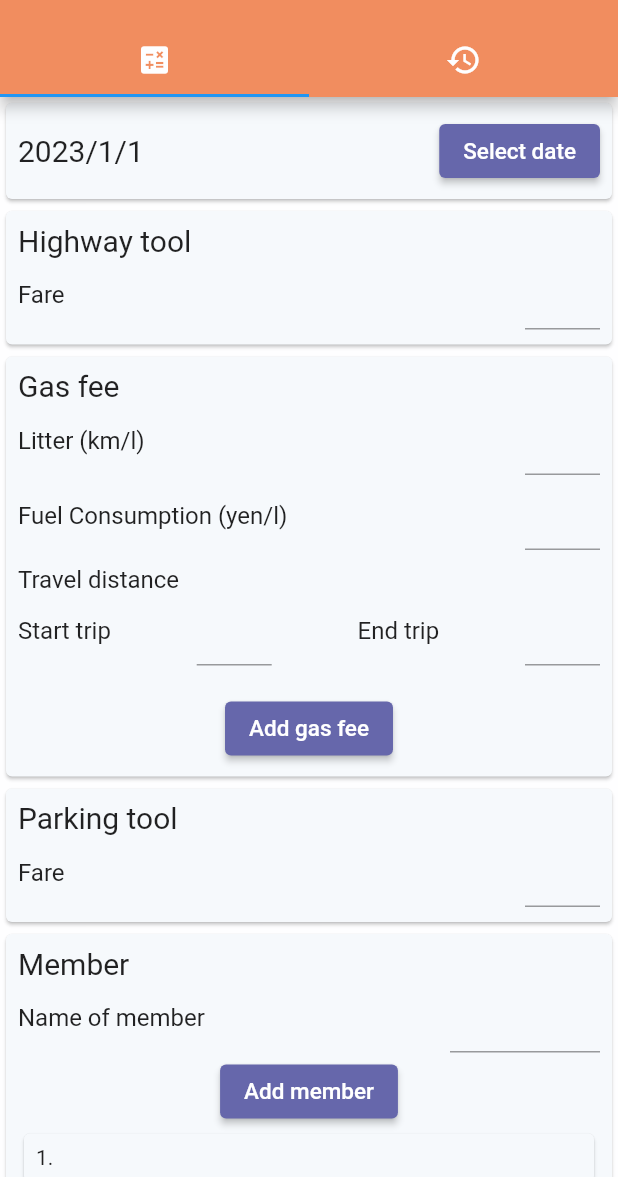
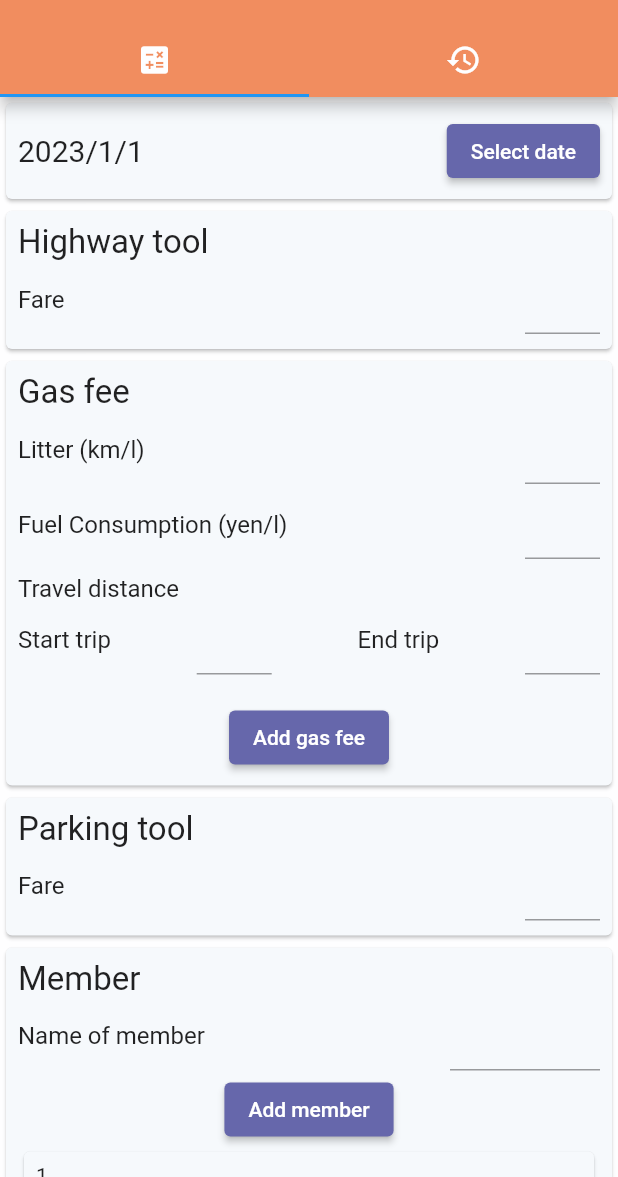
Before and after one commit to UraShiba/dutch_app, a Flutter app: the screen it shows after launch, after a tap on "Add member", on a phone screen of 412 x 824 dp, the part 59-1236 px from its top. Run offline on Flutter 3.47's test engine with Material 2 defaults, Android fonts, the light colour scheme and no system bars; our stand-ins replace equatable, flutter_bloc.

Commit message:
change textStyle name

```diff
--- a/lib/calculate_page/widget/entered_item_card.dart
+++ b/lib/calculate_page/widget/entered_item_card.dart
@@ -20,9 +20,9 @@ class EnteredItemCard extends StatelessWidget {
             if (number != null)
               Text(
                 "${(number! + 1).toString()}. ",
-                style: textStyle3,
+                style: bodyMedium,
               ),
-            Text(value, style: textStyle3),
+            Text(value, style: bodyMedium),
           ],
         ),
       ),
--- a/lib/calculate_page/widget/input_card/date_pick_card.dart
+++ b/lib/calculate_page/widget/input_card/date_pick_card.dart
@@ -47,7 +47,7 @@ class DatePickCard extends StatelessWidget {
               },
               child: const Text(
                 'Select date',
-                style: buttonTextStyle,
+                style: bodyMedium,
               ),
             ),
           ],
--- a/lib/calculate_page/widget/input_card/gas_input_card.dart
+++ b/lib/calculate_page/widget/input_card/gas_input_card.dart
@@ -28,12 +28,12 @@ class GasInputCard extends StatelessWidget {
             const Text(
               "Gas fee",
               textAlign: TextAlign.left,
-              style: textStyle1,
+              style: titleLarge,
             ),
             Row(
               mainAxisAlignment: MainAxisAlignment.spaceBetween,
               children: [
-                const Text("Litter (km/l)", style: textStyle2),
+                const Text("Litter (km/l)", style: bodyLarge),
                 SizedBox(
                   width: 50,
                   height: 50,
@@ -47,7 +47,7 @@ class GasInputCard extends StatelessWidget {
             Row(
               mainAxisAlignment: MainAxisAlignment.spaceBetween,
               children: [
-                const Text("Fuel Consumption (yen/l)", style: textStyle2),
+                const Text("Fuel Consumption (yen/l)", style: bodyLarge),
                 SizedBox(
                   width: 50,
                   height: 50,
@@ -59,11 +59,11 @@ class GasInputCard extends StatelessWidget {
               ],
             ),
             const Padding(padding: EdgeInsets.all(4)),
-            const Text("Travel distance", style: textStyle2),
+            const Text("Travel distance", style: bodyLarge),
             Row(
               mainAxisAlignment: MainAxisAlignment.spaceBetween,
               children: [
-                const Text("Start trip", style: textStyle2),
+                const Text("Start trip", style: bodyLarge),
                 SizedBox(
                   width: 50,
                   height: 50,
@@ -72,7 +72,7 @@ class GasInputCard extends StatelessWidget {
                     controller: _startConsumptionController,
                   ),
                 ),
-                const Text("End trip", style: textStyle2),
+                const Text("End trip", style: bodyLarge),
                 SizedBox(
                   width: 50,
                   height: 50,
@@ -109,7 +109,7 @@ class GasInputCard extends StatelessWidget {
                   },
                   child: const Text(
                     "Add gas fee",
-                    style: buttonTextStyle,
+                    style: bodyMedium,
                   )),
             ),
             gasFee
--- a/lib/calculate_page/widget/input_card/highway_tool_input_card.dart
+++ b/lib/calculate_page/widget/input_card/highway_tool_input_card.dart
@@ -27,12 +27,12 @@ class HighwayToolInputCard extends StatelessWidget {
             const Text(
               "Highway tool",
               textAlign: TextAlign.left,
-              style: textStyle1,
+              style: titleLarge,
             ),
             Row(
               mainAxisAlignment: MainAxisAlignment.spaceBetween,
               children: [
-                const Text("Fare", style: textStyle2),
+                const Text("Fare", style: bodyLarge),
                 SizedBox(
                   width: 50,
                   height: 50,
--- a/lib/calculate_page/widget/input_card/member_input_card.dart
+++ b/lib/calculate_page/widget/input_card/member_input_card.dart
@@ -22,12 +22,12 @@ class MemberInputCard extends StatelessWidget {
             const Text(
               "Member",
               textAlign: TextAlign.left,
-              style: textStyle1,
+              style: titleLarge,
             ),
             Row(
               mainAxisAlignment: MainAxisAlignment.spaceBetween,
               children: [
-                const Text("Name of member", style: textStyle2),
+                const Text("Name of member", style: bodyLarge),
                 SizedBox(
                   width: 100,
                   height: 50,
@@ -52,7 +52,7 @@ class MemberInputCard extends StatelessWidget {
                   },
                   child: const Text(
                     "Add member",
-                    style: buttonTextStyle,
+                    style: bodyMedium,
                   )),
             ),
             listView
--- a/lib/calculate_page/widget/input_card/parking_fee_card.dart
+++ b/lib/calculate_page/widget/input_card/parking_fee_card.dart
@@ -26,12 +26,12 @@ class ParkingFeeCard extends StatelessWidget {
             const Text(
               "Parking tool",
               textAlign: TextAlign.left,
-              style: textStyle1,
+              style: titleLarge,
             ),
             Row(
               mainAxisAlignment: MainAxisAlignment.spaceBetween,
               children: [
-                const Text("Fare", style: textStyle2),
+                const Text("Fare", style: bodyLarge),
                 SizedBox(
                   width: 50,
                   height: 50,
--- a/lib/calculate_page/widget/input_card/price_per_person_card.dart
+++ b/lib/calculate_page/widget/input_card/price_per_person_card.dart
@@ -24,22 +24,22 @@ class PricePerPersonCard extends StatelessWidget {
                       const Text(
                         "Price per person",
                         textAlign: TextAlign.left,
-                        style: textStyle1,
+                        style: titleLarge,
                       ),
                       const SizedBox(height: 8),
                       Row(
                         mainAxisAlignment: MainAxisAlignment.spaceBetween,
                         children: [
-                          const Text("Bill", style: textStyle2),
+                          const Text("Bill", style: bodyLarge),
                           BlocBuilder<MemberCubit, List<String>>(
                             builder: ((context, memberList) => memberList
                                     .isNotEmpty
                                 ? Text(
                                     "${context.read<TotalAmountCubit>().getPricePersonAmount(memberList.length).toString()} yen",
-                                    style: textStyle3)
+                                    style: bodyMedium)
                                 : Text(
                                     "${context.read<TotalAmountCubit>().getPricePersonAmount(1).toString()} yen",
-                                    style: textStyle3)),
+                                    style: bodyMedium)),
                           )
                         ],
                       ),
--- a/lib/calculate_page/widget/save_button.dart
+++ b/lib/calculate_page/widget/save_button.dart
@@ -25,7 +25,7 @@ class SaveButton extends StatelessWidget {
           context.read<HistoryCubit>().addHistory(History(
               dateTime: dateTime, memberName: memberList, money: money));
         },
-        child: const Text('Save', style: buttonTextStyle),
+        child: const Text('Save', style: bodyMedium),
       ),
     );
   }
--- a/lib/configration/style.dart
+++ b/lib/configration/style.dart
@@ -6,7 +6,6 @@ const orangeColor = Color(0xFFF18D5F);
 const buttonColor = Color(0xFF6667AB);
 const cardColor = Color(0xFFF6F9FC);
 
-const textStyle1 = TextStyle(fontSize: 20);
-const textStyle2 = TextStyle(fontSize: 16);
-const textStyle3 = TextStyle(fontSize: 14);
-const buttonTextStyle = TextStyle(fontSize: 15);
+const titleLarge = TextStyle(fontSize: 22);
+const bodyLarge = TextStyle(fontSize: 16);
+const bodyMedium = TextStyle(fontSize: 14);
--- a/lib/history_page/history_page.dart
+++ b/lib/history_page/history_page.dart
@@ -22,12 +22,12 @@ class HistoryPage extends StatelessWidget {
                       child: Column(
                         children: [
                           Text(format.format(e.dateTime).toString(),
-                              style: textStyle2),
-                          Text(e.money.toString(), style: textStyle3),
-                          const Text("Members", style: textStyle2),
+                              style: bodyLarge),
+                          Text(e.money.toString(), style: bodyMedium),
+                          const Text("Members", style: bodyLarge),
                           Column(
                             children: e.memberName
-                                .map((e) => Text(e, style: textStyle3))
+                                .map((e) => Text(e, style: bodyMedium))
                                 .toList(),
                           )
                         ],
```
